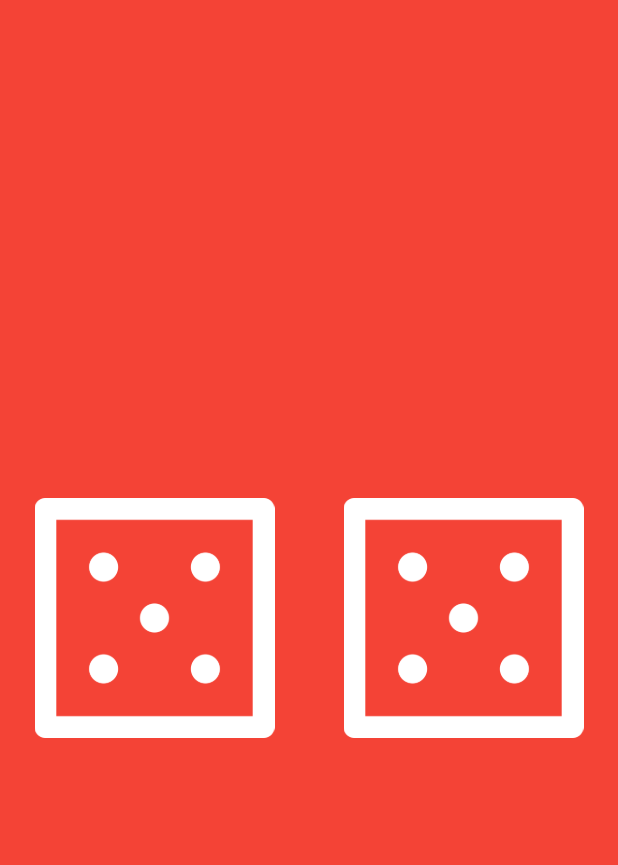
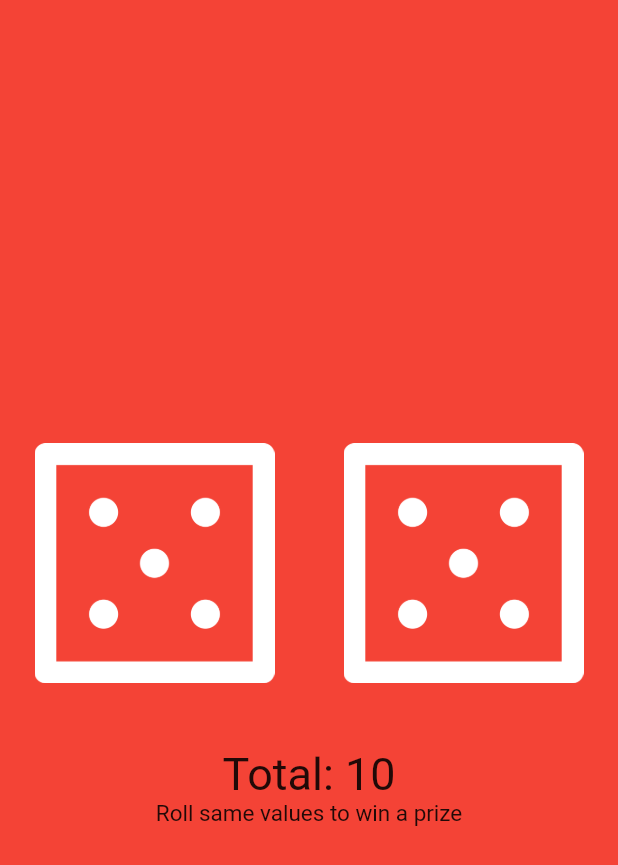
Before and after one commit to TheSciCoder3000/dicemo, a Flutter app: the screen it shows after launch, on a phone screen of 412 x 824 dp. Shown: the top 865 px of the screen. Run offline on Flutter 3.47's test engine with Material 2 defaults, Android fonts, the phone set to English and light mode, and no system bars; our stand-ins replace vibration, video_player; missing offline and left inert: shake.

Commit message:
text update

```diff
--- a/lib/main.dart
+++ b/lib/main.dart
@@ -49,7 +49,6 @@ class _DicePageState extends State<DicePage> {
       shakeCountResetTime: 3000,
       shakeThresholdGravity: 3.2,
     );
-    print('running init state');
   }
 
   @override
@@ -89,7 +88,10 @@ class _DicePageState extends State<DicePage> {
           VideoBackground(lucky: lucky),
           SafeArea(
             child: Center(
-              child: Row(
+              child: Column(
+                mainAxisAlignment: MainAxisAlignment.center,
+                children: [
+                  Row(
                     children: [
                       Expanded(
                         child: Padding(
@@ -115,6 +117,21 @@ class _DicePageState extends State<DicePage> {
                       )
                     ],
                   ),
+                  const SizedBox(height: 20.0),
+                  Text(
+                    'Total: ${leftDice + rightDice}',
+                    style: const TextStyle(
+                      fontSize: 30.0
+                    ),
+                  ),
+                  const Text(
+                    'Roll same values to win a prize',
+                    style: TextStyle(
+                      fontSize: 15.0
+                    ),
+                  )
+                ],
+              ),
             ),
           ),
         ],
```
Lines whose indentation alone changed are shown as unchanged.
